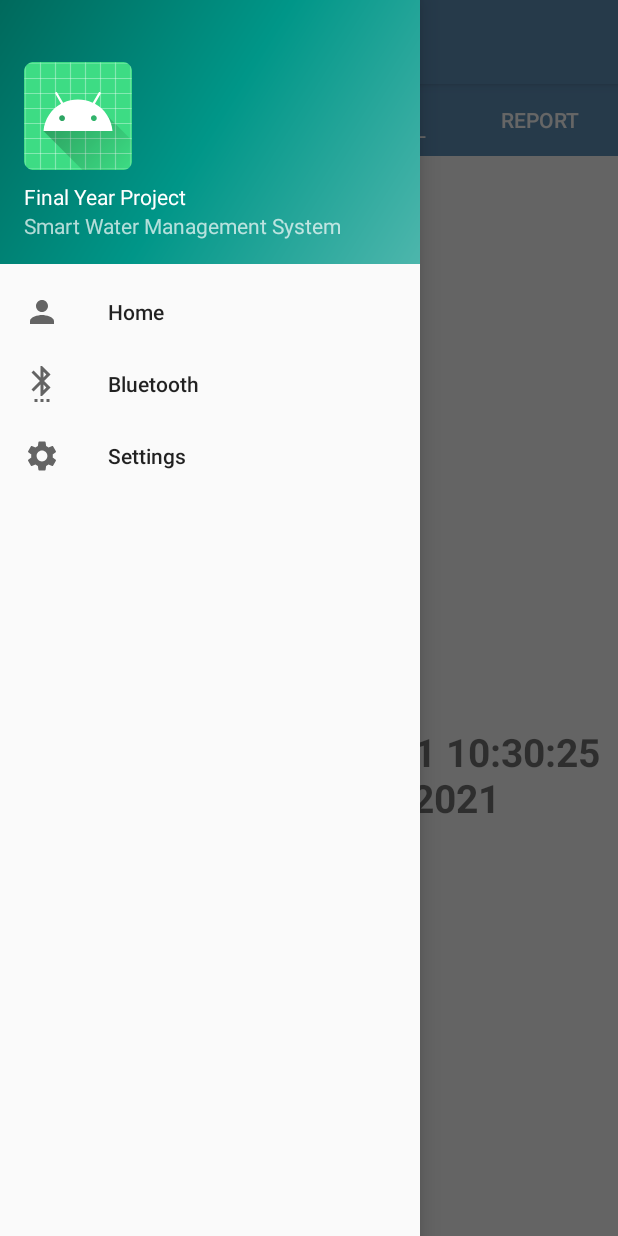
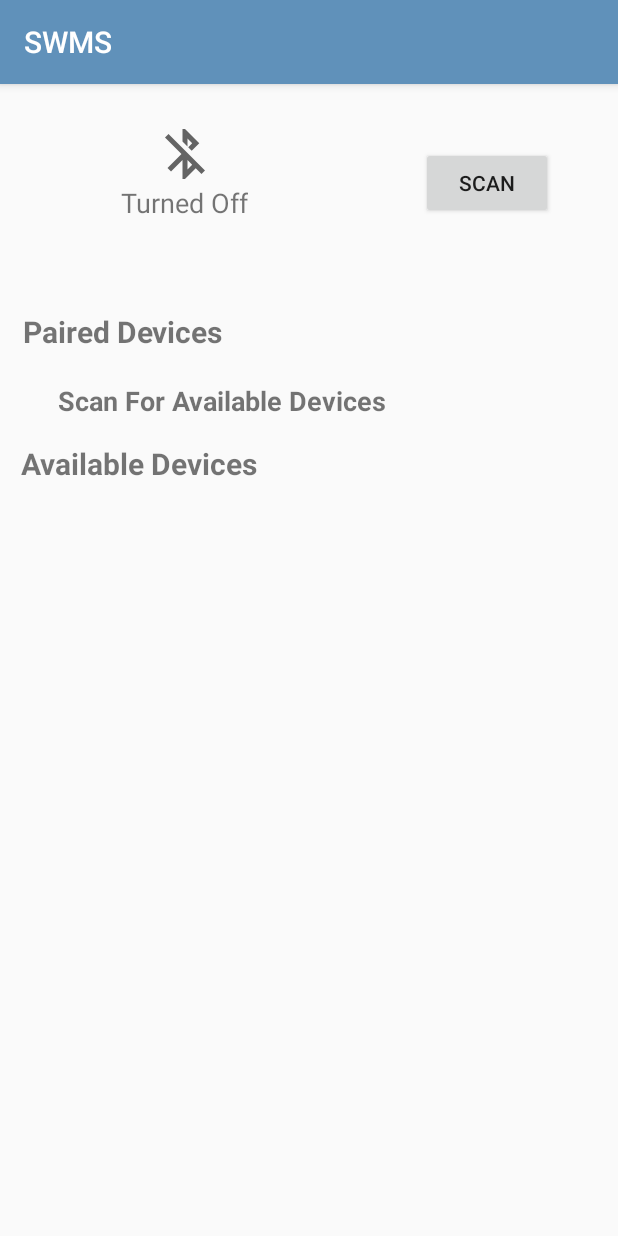
Before and after one commit to ShahzebIqbal/fyp, an Android app: the HomeFragment screen opened directly, with no data from a screen before it, in the side drawer, after a tap on "Bluetooth", on a phone screen of 412 x 824 dp. Run offline under Robolectric (Android 15) with nearby library versions, the phone set to English and light mode, and no system bars; our stand-ins replace navigation-ui; libraries missing offline, so code that uses them is left out: com.mikhaellopez.circularfillableloaders; 5 statements that could not run were skipped.

Commit message:
initial commit...

```diff
--- /dev/null
+++ b/app/src/main/java/com/fyp/swms/BluetoothActivity.java
@@ -0,0 +1,127 @@
+package com.fyp.swms;
+
+import androidx.appcompat.app.AppCompatActivity;
+
+import android.bluetooth.BluetoothAdapter;
+import android.bluetooth.BluetoothDevice;
+import android.content.BroadcastReceiver;
+import android.content.Context;
+import android.content.Intent;
+import android.content.IntentFilter;
+import android.os.Bundle;
+import android.util.Log;
+import android.view.View;
+import android.widget.ArrayAdapter;
+import android.widget.Button;
+import android.widget.ImageView;
+import android.widget.ListView;
+import android.widget.TextView;
+import android.widget.Toast;
+
+import java.util.ArrayList;
+import java.util.Set;
+
+public class BluetoothActivity extends AppCompatActivity {
+
+    TextView tvBTStatus, tvAvailableDevices;
+    ImageView ivBTIcon;
+
+    ListView devicesList;
+
+    Button btnScanDevices;
+
+    BluetoothAdapter bluetoothAdapter;
+
+    BroadcastReceiver broadcastReceiver;
+
+
+
+    @Override
+    protected void onCreate(Bundle savedInstanceState) {
+        super.onCreate(savedInstanceState);
+        setContentView(R.layout.activity_bluetooth);
+
+        tvBTStatus = findViewById(R.id.tvBTStatus);
+        tvAvailableDevices = findViewById(R.id.tvAvailableDevices);
+        ivBTIcon = findViewById(R.id.ivBTIcon);
+        btnScanDevices = findViewById(R.id.btnScanDevices);
+        devicesList = findViewById(R.id.devicesList);
+
+
+        btnScanDevices.setOnClickListener(new View.OnClickListener() {
+            @Override
+            public void onClick(View v) {
+
+                if (bluetoothAdapter.isEnabled()){
+                    tvAvailableDevices.setText("");
+                    Set<BluetoothDevice> devices = bluetoothAdapter.getBondedDevices();
+                    for (BluetoothDevice device : devices){
+                        tvAvailableDevices.append(device.getName()+"\n"/*+" | "+device*/);
+                    }
+
+
+                    /* Bellow code for Scan Devices */
+                    bluetoothAdapter.startDiscovery();
+
+                    ArrayList<String> names = new ArrayList<>();
+                    ArrayList<BluetoothDevice> devicesArrayList = new ArrayList<>();
+
+                    broadcastReceiver = new BroadcastReceiver() {
+                        @Override
+                        public void onReceive(Context context, Intent intent) {
+                            String action = intent.getAction();
+                            if (action.equals(BluetoothDevice.ACTION_FOUND)){
+                                BluetoothDevice device = intent.getParcelableExtra(BluetoothDevice.EXTRA_DEVICE);
+                                Log.d("BLUETOOTH_DEVICES", device.getName());
+                                names.add(device.getName());
+                            }
+                            if (names.size()!=0) {
+                                ArrayAdapter<String> adapter = new ArrayAdapter<String>(getApplicationContext(), android.R.layout.simple_list_item_1, names);
+                                devicesList.setAdapter(adapter);
+                            }
+
+                        }
+                    };
+
+                    IntentFilter intentFilter = new IntentFilter(BluetoothDevice.ACTION_FOUND);
+                    registerReceiver(broadcastReceiver, intentFilter);
+
+
+
+
+                }else {
+                    Toast.makeText(BluetoothActivity.this, "Turn on Bluetooth to scan devices", Toast.LENGTH_SHORT).show();
+                }
+            }
+        });
+
+
+
+
+        bluetoothAdapter = BluetoothAdapter.getDefaultAdapter();
+
+        if (bluetoothAdapter==null){
+            Toast.makeText(this, "", Toast.LENGTH_SHORT).show();
+            tvBTStatus.setText("Not Available");
+            btnScanDevices.setEnabled(false);
+        }
+
+        if (bluetoothAdapter.isEnabled()){
+            ivBTIcon.setImageResource(R.drawable.ic_bluetooth_on);
+            tvBTStatus.setText("Turned On");
+        }else {
+            ivBTIcon.setImageResource(R.drawable.ic_bluetooth_off);
+            tvBTStatus.setText("Turned Off");
+        }
+
+
+
+
+    }
+
+    @Override
+    protected void onDestroy() {
+        unregisterReceiver(broadcastReceiver);
+        super.onDestroy();
+    }
+}
--- a/app/src/main/java/com/fyp/swms/MainActivity.java
+++ b/app/src/main/java/com/fyp/swms/MainActivity.java
@@ -4,6 +4,7 @@ import androidx.annotation.NonNull;
 import androidx.appcompat.app.ActionBarDrawerToggle;
 import androidx.appcompat.app.AppCompatActivity;
 import androidx.appcompat.widget.Toolbar;
+import androidx.core.view.GravityCompat;
 import androidx.drawerlayout.widget.DrawerLayout;
 import androidx.fragment.app.FragmentManager;
 import androidx.navigation.NavController;
@@ -14,7 +15,11 @@ import androidx.viewpager2.widget.ViewPager2;
 
 import android.content.Intent;
 import android.os.Bundle;
+import android.view.Gravity;
 import android.view.MenuItem;
+import android.view.View;
+import android.widget.TextView;
+import android.widget.Toast;
 
 import com.fyp.swms.fragments.FragmentAdapter;
 import com.google.android.material.navigation.NavigationView;
@@ -27,6 +32,8 @@ public class MainActivity extends AppCompatActivity {
     ViewPager2 pager2;
     FragmentAdapter adapter;
 
+    DrawerLayout drawer;
+
     private AppBarConfiguration mAppBarConfiguration;
 
     @Override
@@ -34,7 +41,7 @@ public class MainActivity extends AppCompatActivity {
         super.onCreate(savedInstanceState);
         setContentView(R.layout.activity_main);
 
-        DrawerLayout drawer = findViewById(R.id.drawer_layout);
+        drawer = findViewById(R.id.drawer_layout);
         NavigationView navigationView = findViewById(R.id.nav_view);
 
         Toolbar toolbar = (Toolbar) findViewById(R.id.toolbar);
@@ -45,22 +52,23 @@ public class MainActivity extends AppCompatActivity {
         drawer.addDrawerListener(toggle);
         toggle.syncState();
 
-        navigationView.setNavigationItemSelectedListener(
-                new NavigationView.OnNavigationItemSelectedListener() {
-                    @Override
-                    public boolean onNavigationItemSelected(@NonNull MenuItem item) {
+        navigationView.setNavigationItemSelectedListener(item -> {
                     switch (item.getItemId()){
                         case R.id.nav_home:
+                            pager2.setCurrentItem(0);
                             break;
                         case R.id.nav_settings:
                             startActivity(new Intent(getApplicationContext(), SettingsActivity.class));
                             break;
+                        case R.id.nav_bluetooth:
+                            startActivity(new Intent(getApplicationContext(), BluetoothActivity.class));
+                            break;
 
 
                     }
-                        System.out.println("==============>> "+item.getItemId());
+
+                    if (drawer.isDrawerOpen(GravityCompat.START))drawer.closeDrawer(GravityCompat.START);
                     return false;
-                    }
                 }
         );
 
@@ -80,7 +88,16 @@ public class MainActivity extends AppCompatActivity {
         tabLayout.addOnTabSelectedListener(new TabLayout.OnTabSelectedListener() {
             @Override
             public void onTabSelected(TabLayout.Tab tab) {
-                pager2.setCurrentItem(tab.getPosition());
+                int p = tab.getPosition();
+                pager2.setCurrentItem(p);
+
+//                Toast.makeText(getApplicationContext(), "T-"+p, Toast.LENGTH_SHORT).show();
+
+//                View view = pager2.getChildAt(p);
+//                if (p==0)
+//                ((TextView)view.findViewById(R.id.tvLastFill)).setText("OK");
+
+
             }
 
             @Override
@@ -99,8 +116,20 @@ public class MainActivity extends AppCompatActivity {
             @Override
             public void onPageSelected(int position) {
                 tabLayout.selectTab(tabLayout.getTabAt(position));
+//                Toast.makeText(getApplicationContext(), "P-"+position, Toast.LENGTH_SHORT).show();
+
             }
         });
 
     }
+
+
+    @Override
+    public void onBackPressed() {
+        if(drawer.isDrawerOpen(GravityCompat.START)) {
+            drawer.closeDrawer(GravityCompat.START);
+        } else {
+            super.onBackPressed();
         }
+    }
+}
--- a/app/src/main/java/com/fyp/swms/fragments/HomeFragment.java
+++ b/app/src/main/java/com/fyp/swms/fragments/HomeFragment.java
@@ -10,6 +10,7 @@ import android.view.LayoutInflater;
 import android.view.View;
 import android.view.ViewGroup;
 import android.widget.TextView;
+import android.widget.Toast;
 
 import com.fyp.swms.R;
 import com.mikhaellopez.circularfillableloaders.CircularFillableLoaders;
@@ -18,7 +19,7 @@ import java.util.Date;
 
 public class HomeFragment extends Fragment {
 
-    int progress = 10;
+    int progress = 30;
     TextView tvFillProgress, tvPumpStatus, tvLastFill, tvTextMotor;
     CircularFillableLoaders circularFillableLoaders;
 
@@ -32,10 +33,13 @@ public class HomeFragment extends Fragment {
     public void onCreate(Bundle savedInstanceState) {
         super.onCreate(savedInstanceState);
 
+//        Toast.makeText(requireContext(), "onCreate", Toast.LENGTH_SHORT).show();
+
     }
 
     @Override
     public View onCreateView(LayoutInflater inflater, ViewGroup container, Bundle savedInstanceState) {
+//        Toast.makeText(requireContext(), "onCreateView", Toast.LENGTH_SHORT).show();
 
         View root  = inflater.inflate(R.layout.fragment_home, container, false);
 
--- a/app/src/main/java/com/fyp/swms/fragments/PumpControlFragment.java
+++ b/app/src/main/java/com/fyp/swms/fragments/PumpControlFragment.java
@@ -11,8 +11,11 @@ import android.view.ViewGroup;
 import android.widget.TextView;
 
 import com.fyp.swms.R;
+import com.fyp.swms.SettingsPreferences;
 
 public class PumpControlFragment extends Fragment {
+
+    SettingsPreferences sp;
 
     public PumpControlFragment() {
     }
@@ -21,6 +24,7 @@ public class PumpControlFragment extends Fragment {
     @Override
     public void onCreate(Bundle savedInstanceState) {
         super.onCreate(savedInstanceState);
+        sp = new SettingsPreferences(requireContext());
     }
 
     @Override
@@ -34,6 +38,7 @@ public class PumpControlFragment extends Fragment {
             @Override
             public void onClick(View v) {
                 switchBg.setBackgroundResource(R.drawable.switch_off1);
+
             }
         });
 
--- /dev/null
+++ b/app/src/main/res/drawable/ic_bluetooth_off.xml
@@ -0,0 +1,10 @@
+<vector xmlns:android="http://schemas.android.com/apk/res/android"
+    android:width="24dp"
+    android:height="24dp"
+    android:viewportWidth="24"
+    android:viewportHeight="24"
+    android:tint="?attr/colorControlNormal">
+  <path
+      android:fillColor="@android:color/white"
+      android:pathData="M13,5.83l1.88,1.88 -1.6,1.6 1.41,1.41 3.02,-3.02L12,2h-1v5.03l2,2v-3.2zM5.41,4L4,5.41 10.59,12 5,17.59 6.41,19 11,14.41V22h1l4.29,-4.29 2.3,2.29L20,18.59 5.41,4zM13,18.17v-3.76l1.88,1.88L13,18.17z"/>
+</vector>
--- /dev/null
+++ b/app/src/main/res/drawable/ic_bluetooth_on.xml
@@ -0,0 +1,10 @@
+<vector xmlns:android="http://schemas.android.com/apk/res/android"
+    android:width="24dp"
+    android:height="24dp"
+    android:viewportWidth="24"
+    android:viewportHeight="24"
+    android:tint="?attr/colorControlNormal">
+  <path
+      android:fillColor="@android:color/white"
+      android:pathData="M17.71,7.71L12,2h-1v7.59L6.41,5 5,6.41 10.59,12 5,17.59 6.41,19 11,14.41L11,22h1l5.71,-5.71 -4.3,-4.29 4.3,-4.29zM13,5.83l1.88,1.88L13,9.59L13,5.83zM14.88,16.29L13,18.17v-3.76l1.88,1.88z"/>
+</vector>
--- /dev/null
+++ b/app/src/main/res/drawable/ic_home.xml
@@ -0,0 +1,10 @@
+<vector xmlns:android="http://schemas.android.com/apk/res/android"
+    android:width="24dp"
+    android:height="24dp"
+    android:viewportWidth="24"
+    android:viewportHeight="24"
+    android:tint="?attr/colorControlNormal">
+  <path
+      android:fillColor="@android:color/white"
+      android:pathData="M10,20v-6h4v6h5v-8h3L12,3 2,12h3v8z"/>
+</vector>
--- /dev/null
+++ b/app/src/main/res/layout/activity_bluetooth.xml
@@ -0,0 +1,93 @@
+<?xml version="1.0" encoding="utf-8"?>
+<androidx.constraintlayout.widget.ConstraintLayout xmlns:android="http://schemas.android.com/apk/res/android"
+    xmlns:app="http://schemas.android.com/apk/res-auto"
+    xmlns:tools="http://schemas.android.com/tools"
+    android:layout_width="match_parent"
+    android:layout_height="match_parent"
+    tools:context="com.fyp.swms.BluetoothActivity">
+
+
+    <ImageView
+        android:id="@+id/ivBTIcon"
+        android:layout_width="40dp"
+        android:layout_height="40dp"
+        android:src="@drawable/ic_bluetooth_off"
+        app:layout_constraintBottom_toTopOf="@+id/tvBTStatus"
+        app:layout_constraintEnd_toEndOf="@+id/tvBTStatus"
+        app:layout_constraintStart_toStartOf="@+id/tvBTStatus" />
+
+    <TextView
+        android:id="@+id/tvBTStatus"
+        android:layout_width="wrap_content"
+        android:layout_height="wrap_content"
+        android:text="Turned Off"
+        android:textSize="18sp"
+        app:layout_constraintBottom_toBottomOf="parent"
+        app:layout_constraintEnd_toEndOf="parent"
+        app:layout_constraintHorizontal_bias="0.246"
+        app:layout_constraintStart_toStartOf="parent"
+        app:layout_constraintTop_toTopOf="parent"
+        app:layout_constraintVertical_bias="0.09" />
+
+    <TextView
+        android:id="@+id/tvAvailableDevices"
+        android:layout_width="wrap_content"
+        android:layout_height="wrap_content"
+        android:layout_marginTop="20dp"
+        android:text="Scan For Available Devices"
+        android:textSize="18sp"
+        android:textStyle="bold"
+        app:layout_constraintEnd_toEndOf="parent"
+        app:layout_constraintHorizontal_bias="0.2"
+        app:layout_constraintStart_toStartOf="parent"
+        app:layout_constraintTop_toBottomOf="@+id/btnScanDevicesLbl" />
+
+    <TextView
+        android:id="@+id/btnScanDevicesLbl"
+        android:layout_width="wrap_content"
+        android:layout_height="wrap_content"
+        android:layout_marginTop="60dp"
+        android:text="Paired Devices"
+        android:textSize="20sp"
+        android:textStyle="bold"
+        app:layout_constraintEnd_toEndOf="parent"
+        app:layout_constraintHorizontal_bias="0.055"
+        app:layout_constraintStart_toStartOf="parent"
+        app:layout_constraintTop_toBottomOf="@+id/tvBTStatus" />
+
+    <TextView
+        android:id="@+id/btnScanDevicesLbl2"
+        android:layout_width="wrap_content"
+        android:layout_height="wrap_content"
+        android:layout_marginTop="16dp"
+        android:text="Available Devices"
+        android:textSize="20sp"
+        android:textStyle="bold"
+        app:layout_constraintEnd_toEndOf="parent"
+        app:layout_constraintHorizontal_bias="0.055"
+        app:layout_constraintStart_toStartOf="parent"
+        app:layout_constraintTop_toBottomOf="@+id/tvAvailableDevices" />
+
+    <Button
+        android:id="@+id/btnScanDevices"
+        android:layout_width="wrap_content"
+        android:layout_height="wrap_content"
+        android:text="Scan"
+        app:layout_constraintBottom_toBottomOf="parent"
+        app:layout_constraintEnd_toEndOf="parent"
+        app:layout_constraintHorizontal_bias="0.866"
+        app:layout_constraintStart_toStartOf="parent"
+        app:layout_constraintTop_toTopOf="parent"
+        app:layout_constraintVertical_bias="0.058" />
+
+    <ListView
+        android:id="@+id/devicesList"
+        android:layout_width="match_parent"
+        android:layout_height="0dp"
+        android:layout_marginTop="8dp"
+        app:layout_constraintBottom_toBottomOf="parent"
+        app:layout_constraintTop_toBottomOf="@+id/btnScanDevicesLbl2"
+        app:layout_constraintVertical_bias="1.0"
+        tools:layout_editor_absoluteX="0dp" />
+
+</androidx.constraintlayout.widget.ConstraintLayout>
--- a/app/src/main/res/menu/activity_main_drawer.xml
+++ b/app/src/main/res/menu/activity_main_drawer.xml
@@ -6,7 +6,7 @@
     <group android:checkableBehavior="single">
         <item
             android:id="@+id/nav_home"
-            android:icon="@drawable/ic_person"
+            android:icon="@drawable/ic_home"
             android:title="Home" />
         <item
             android:id="@+id/nav_bluetooth"
```
Also changed, not shown: app/src/main/AndroidManifest.xml (+7 -1 lines). Lines whose indentation alone changed are shown as unchanged.
